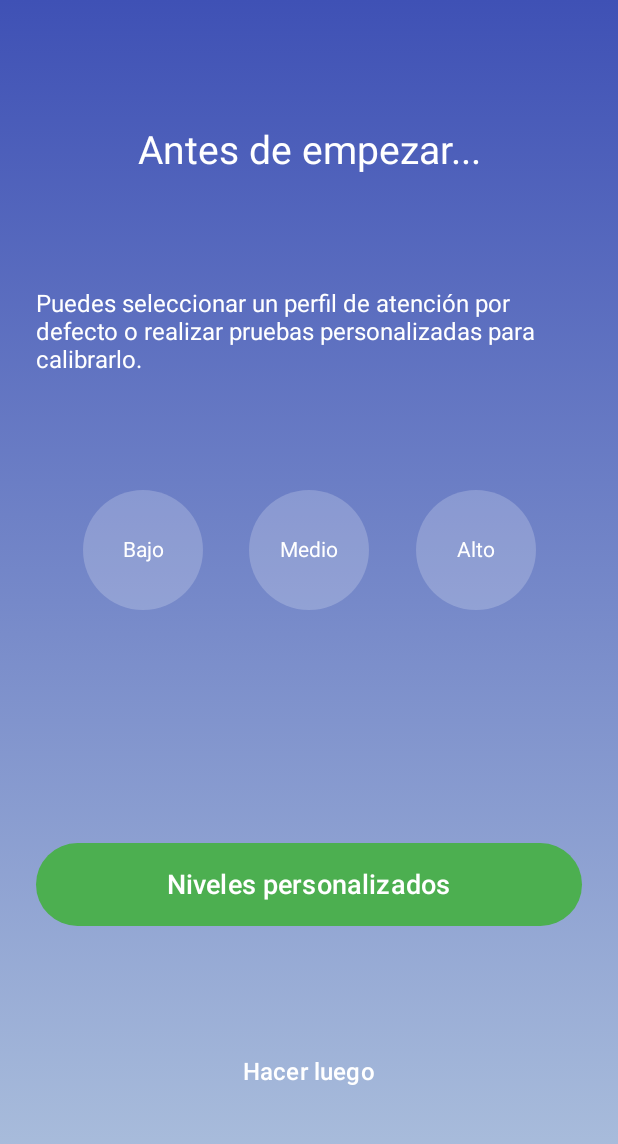
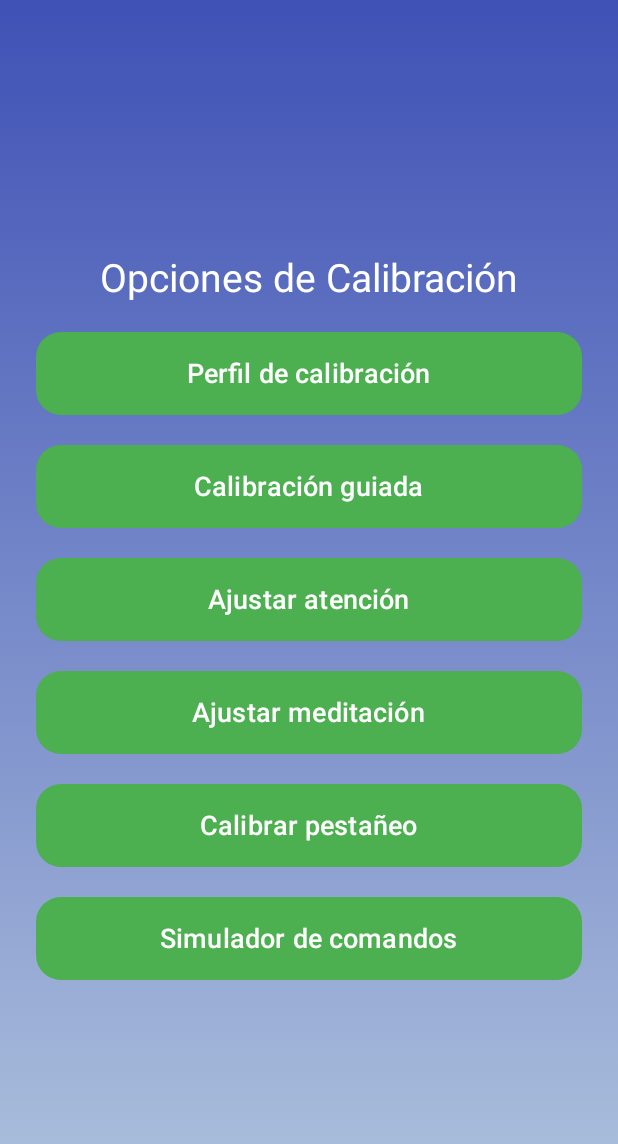
Before and after one commit to jooangr/MindMoving, an Android app built with Jetpack Compose: the @Preview function PreviewPantallaCalibracion, on a phone screen of 412 x 824 dp. Shown: the top 1144 px of the screen. Run offline under Robolectric (Android 15) with nearby library versions, the phone set to English and light mode, and no system bars.

Commit message:
Previews, PantallaCalibracion cambio nombre, CustomNeuroSky.kt actualizado

```diff
--- a/app/src/main/java/com/example/mindmoving/views/calibracion/PantallaCalibracion.kt
+++ b/app/src/main/java/com/example/mindmoving/views/calibracion/PantallaCalibracion.kt
@@ -1,11 +1,8 @@
 package com.example.mindmoving.views.calibracion
 
-import android.app.Activity
-import androidx.activity.compose.BackHandler
 import androidx.compose.foundation.background
 import androidx.compose.foundation.clickable
 import androidx.compose.foundation.layout.*
-import androidx.compose.foundation.shape.CircleShape
 import androidx.compose.foundation.shape.RoundedCornerShape
 import androidx.compose.material3.*
 import androidx.compose.runtime.Composable
@@ -14,29 +11,14 @@ import androidx.compose.ui.Modifier
 import androidx.compose.ui.graphics.Brush
 import androidx.compose.ui.graphics.Color
 import androidx.compose.ui.tooling.preview.Preview
-import androidx.compose.ui.platform.LocalContext
 import androidx.compose.ui.unit.dp
 import androidx.compose.ui.unit.sp
 import androidx.navigation.NavHostController
 import androidx.navigation.compose.rememberNavController
-import androidx.activity.compose.BackHandler
-import androidx.compose.ui.platform.LocalContext
-
 
 @Composable
 fun PantallaCalibracion(navController: NavHostController) {
-
     val gradient = Brush.verticalGradient(listOf(Color(0xFF3F51B5), Color(0xFFB0C4DE)))
-
-    /**
-     * Intercepta el botón físico de atrás cuando estás en esta pantalla
-     *
-     * En lugar de volver a login, cierra la app, como hacen apps reales tras iniciar sesión
-     */
-    val context = LocalContext.current
-    BackHandler(enabled = true) {
-        (context as? Activity)?.finish()
-    }
 
     Box(
         modifier = Modifier
@@ -47,79 +29,59 @@ fun PantallaCalibracion(navController: NavHostController) {
     ) {
         Column(
             horizontalAlignment = Alignment.CenterHorizontally,
-            verticalArrangement = Arrangement.SpaceEvenly,
-            modifier = Modifier.fillMaxHeight()
+            verticalArrangement = Arrangement.spacedBy(20.dp),
+            modifier = Modifier.fillMaxWidth()
         ) {
             Text(
-                text = "Antes de empezar...",
+                text = "Opciones de Calibración",
                 fontSize = 26.sp,
                 color = Color.White
             )
 
-            Text(
-                text = "Puedes seleccionar un perfil de atención por defecto o realizar pruebas personalizadas para calibrarlo.",
-                fontSize = 16.sp,
-                color = Color.White,
-                modifier = Modifier.padding(vertical = 16.dp)
-            )
-
-            // Botones circulares para perfiles por defecto
-            Row(
-                horizontalArrangement = Arrangement.SpaceEvenly,
-                modifier = Modifier.fillMaxWidth()
-            ) {
-                DefaultProfileButton("Bajo") { /* Guardar perfil BAJO */ }
-                DefaultProfileButton("Medio") { /* Guardar perfil MEDIO */ }
-                DefaultProfileButton("Alto") { /* Guardar perfil ALTO */ }
+            CalibracionButton("Perfil de calibración") {
+                navController.navigate("perfil_calibracion")
             }
 
-            Spacer(modifier = Modifier.height(32.dp))
+            CalibracionButton("Calibración guiada") {
+                navController.navigate("calibracion_guiada")
+            }
 
-            // Botón para niveles personalizados
-            Button(
-                onClick = {
-                    navController.navigate("calibracion_atencion")
-                },
-                modifier = Modifier
-                    .fillMaxWidth()
-                    .height(55.dp),
-                shape = RoundedCornerShape(50),
-                colors = ButtonDefaults.buttonColors(containerColor = Color(0xFF4CAF50))
-            ) {
-                Text("Niveles personalizados", fontSize = 18.sp, color = Color.White)
+            CalibracionButton("Ajustar atención") {
+                navController.navigate("ajustar_atencion")
             }
-            // Botón "Hacer luego"
-            TextButton(
-                onClick = {
-                    navController.navigate("menu") {
-                        popUpTo(0) { inclusive = true } // 💣 Esto borra TODA la pila
-                    }
 
-                },
-                modifier = Modifier.padding(top = 12.dp)
-            ) {
-                Text("Hacer luego", color = Color.White, fontSize = 16.sp)
+            CalibracionButton("Ajustar meditación") {
+                navController.navigate("ajustar_meditacion")
+            }
+
+            CalibracionButton("Calibrar pestañeo") {
+                navController.navigate("calibracion_pestaneo")
+            }
+
+            CalibracionButton("Simulador de comandos") {
+                navController.navigate("simulador_comandos")
             }
         }
     }
 }
 
 @Composable
-fun DefaultProfileButton(label: String, onClick: () -> Unit) {
-    Box(
+fun CalibracionButton(text: String, onClick: () -> Unit) {
+    Button(
+        onClick = onClick,
         modifier = Modifier
-            .size(80.dp)
-            .background(Color.White.copy(alpha = 0.2f), shape = CircleShape)
-            .clickable(onClick = onClick),
-        contentAlignment = Alignment.Center
+            .fillMaxWidth()
+            .height(55.dp),
+        shape = RoundedCornerShape(30),
+        colors = ButtonDefaults.buttonColors(containerColor = Color(0xFF4CAF50))
     ) {
-        Text(text = label, color = Color.White, fontSize = 14.sp)
+        Text(text = text, fontSize = 18.sp, color = Color.White)
     }
 }
-
 @Composable
 @Preview(showBackground = true, showSystemUi = true)
 fun PreviewPantallaCalibracion() {
+    // Importante: este require tener 'androidx.navigation:navigation-compose' en tu proyecto
     val navController = rememberNavController()
     PantallaCalibracion(navController)
 }
```
Also changed, not shown: app/src/main/java/com/example/mindmoving/views/login/Usuario.kt (added, +45 -0 lines), app/src/main/java/com/example/mindmoving/views/menu/attention/ScreenAttention.kt (+33 -21 lines).
